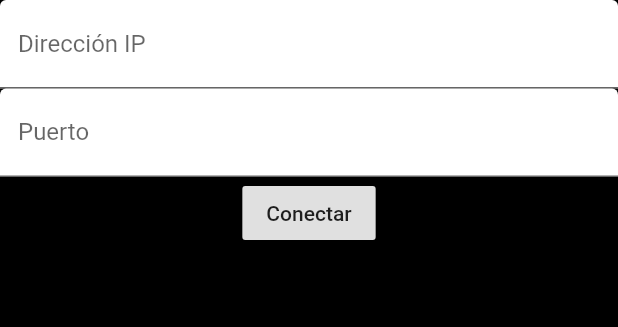
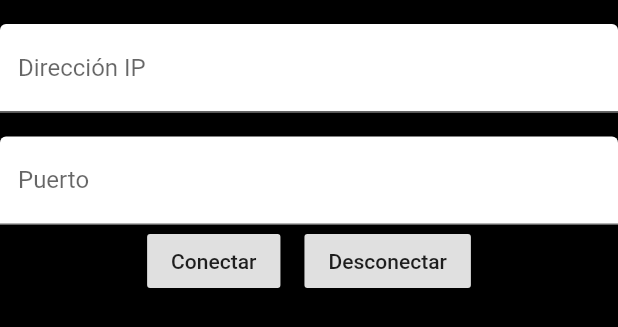
Before and after one commit to Perju/android_remote_control_client, a Flutter app: the ConfigForm widget shown alone on an empty page, opened directly, after a tap on "Conectar", on a phone screen of 412 x 824 dp. Shown: the top 327 px of the screen. Run offline on Flutter 3.47's test engine with Material 2 defaults, Android fonts, the phone set to English and light mode, and no system bars; our stand-ins replace bloc, equatable, flutter_bloc, socket_io_client; missing offline and left inert: control_pad; network calls fail.

Commit message:
Se puede desconectar del servidor y alguna mejora visual

```diff
--- a/lib/main.dart
+++ b/lib/main.dart
@@ -11,6 +11,7 @@ void main() => runApp(MyApp());
 
 class MyApp extends StatelessWidget {
   // This widget is the root of your application.
+
   @override
   Widget build(BuildContext context) {
     const title = 'RPi-Car remote control';
@@ -28,10 +29,10 @@ class MyApp extends StatelessWidget {
           primarySwatch: Colors.blue,
           accentColor: Colors.white,
           textTheme: TextTheme(
-            body1: TextStyle(
+            bodyText2: TextStyle(
               color: Colors.white,
             ),
-            display1: TextStyle(
+            headline4: TextStyle(
               color: Colors.white,
             ),
           ),
--- a/lib/src/appConfigure.dart
+++ b/lib/src/appConfigure.dart
@@ -80,19 +80,31 @@ class ConfigFormState extends State<ConfigForm> {
       child: Column(
         crossAxisAlignment: CrossAxisAlignment.center,
         children: <Widget>[
+          SizedBox(height: 16.0),
           servidor,
+          SizedBox(height: 16.0),
           puerto,
+          Row(mainAxisSize: MainAxisSize.min, children: [
             RaisedButton(
               onPressed: () {
                 String url = _generateUrlConnection(
                     servidor.controller.text, puerto.controller.text);
+                print("***Wee***\n$url");
                 if (url != "error") {
                   connectionBloc.socket.io.uri = url;
                   connectionBloc.add(Connect());
                 }
               },
               child: Text("Conectar"),
+            ),
+            SizedBox(width: 16.0),
+            RaisedButton(
+              onPressed: () {
+                connectionBloc.add(Disconnect());
+              },
+              child: Text("Desconectar"),
             )
+          ]),
         ],
       ),
     );
--- a/lib/src/bloc/connection_bloc.dart
+++ b/lib/src/bloc/connection_bloc.dart
@@ -27,7 +27,11 @@ class ConnectionBloc extends Bloc<ConnectionEvent, ConnectionState> {
     yield ConnectionConnected();
   }
 
-  Stream<void> _disconnect() async* {}
+  Stream<ConnectionState> _disconnect() async* {
+    socket.disconnect();
+    yield ConnectionDisconected();
+  }
+
   Stream<ConnectionState> _sendData(SendData event) async* {
     socket.emit("pruebas", event.data);
     yield ConnectionConnected();
```
Lines whose indentation alone changed are shown as unchanged.
